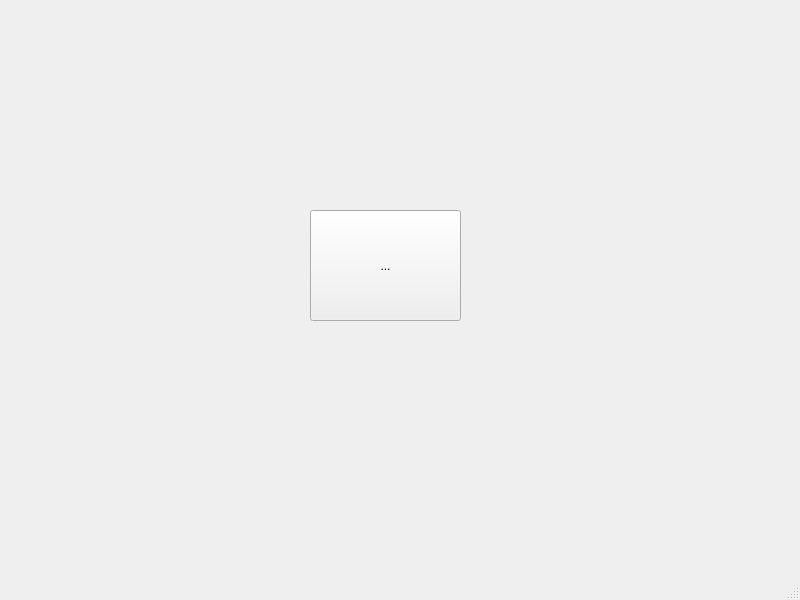
This is magicine.ui in Danizet/GUI_Proyecto_Magic_Cine as Qt 5 draws it before an edit. The edited form follows.
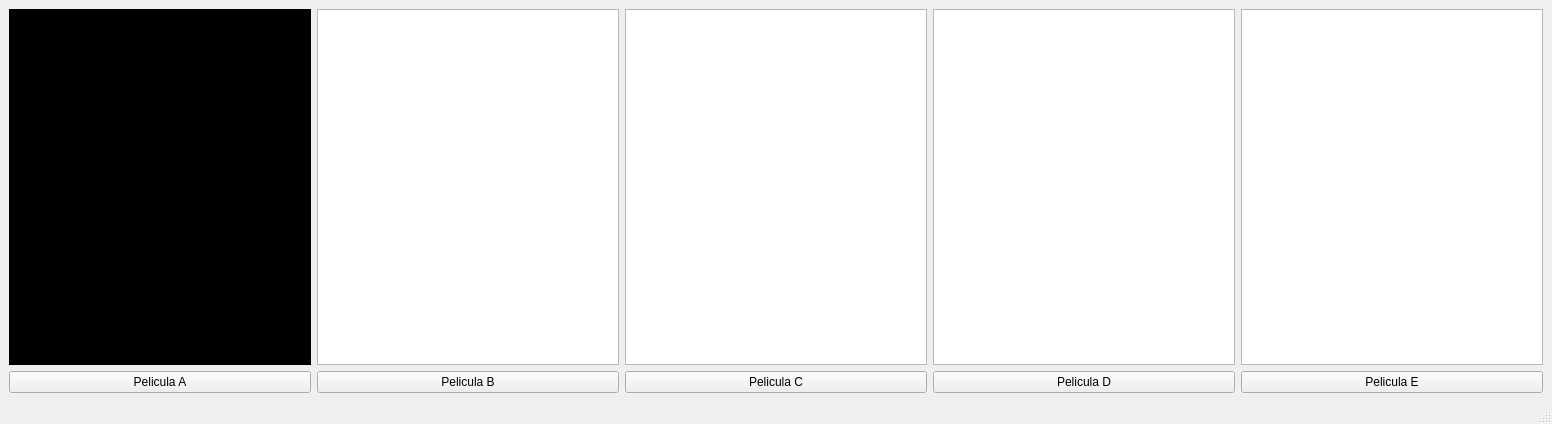
This is the edited form.

```diff
--- a/magicine.ui
+++ b/magicine.ui
@@ -6,27 +6,70 @@
    <rect>
     <x>0</x>
     <y>0</y>
-    <width>800</width>
-    <height>600</height>
+    <width>1552</width>
+    <height>424</height>
    </rect>
   </property>
   <property name="windowTitle">
    <string>Magicine</string>
   </property>
   <widget class="QWidget" name="centralwidget">
-   <widget class="QToolButton" name="toolButton">
-    <property name="geometry">
-     <rect>
-      <x>310</x>
-      <y>210</y>
-      <width>151</width>
-      <height>111</height>
-     </rect>
-    </property>
-    <property name="text">
-     <string>...</string>
-    </property>
-   </widget>
+   <layout class="QGridLayout" name="gridLayout">
+    <item row="0" column="0">
+     <widget class="QGraphicsView" name="graphicsView">
+      <property name="styleSheet">
+       <string notr="true">background-color: rgb(0, 0, 0);</string>
+      </property>
+     </widget>
+    </item>
+    <item row="0" column="1">
+     <widget class="QGraphicsView" name="graphicsView_2"/>
+    </item>
+    <item row="0" column="2">
+     <widget class="QGraphicsView" name="graphicsView_3"/>
+    </item>
+    <item row="0" column="3">
+     <widget class="QGraphicsView" name="graphicsView_4"/>
+    </item>
+    <item row="0" column="4">
+     <widget class="QGraphicsView" name="graphicsView_5"/>
+    </item>
+    <item row="1" column="0">
+     <widget class="QPushButton" name="pushButton">
+      <property name="text">
+       <string>Pelicula A</string>
+      </property>
+     </widget>
+    </item>
+    <item row="1" column="1">
+     <widget class="QPushButton" name="pushButton_2">
+      <property name="text">
+       <string>Pelicula B</string>
+      </property>
+     </widget>
+    </item>
+    <item row="1" column="2">
+     <widget class="QPushButton" name="pushButton_3">
+      <property name="text">
+       <string>Pelicula C</string>
+      </property>
+     </widget>
+    </item>
+    <item row="1" column="3">
+     <widget class="QPushButton" name="pushButton_4">
+      <property name="text">
+       <string>Pelicula D</string>
+      </property>
+     </widget>
+    </item>
+    <item row="1" column="4">
+     <widget class="QPushButton" name="pushButton_5">
+      <property name="text">
+       <string>Pelicula E</string>
+      </property>
+     </widget>
+    </item>
+   </layout>
   </widget>
   <widget class="QMenuBar" name="menubar">
    <property name="geometry">
```
Left out of the diff: 2 changed lines with no effect on the pictures.
